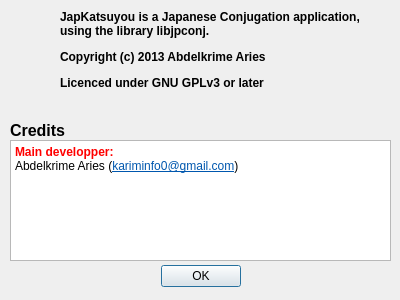
anqafalak/japkatsuyou, file jpconj/about.ui: the form before one commit.
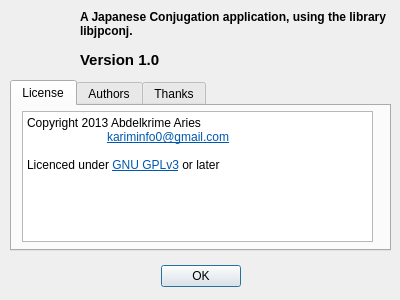
The form after the commit. The open tabs and pages were chosen to show the change. Icons and pictures are not drawn.

Commit message: modify aboutBox and add icons to main window

What changed in the file:
```diff
--- a/jpconj/about.ui
+++ b/jpconj/about.ui
@@ -80,8 +80,8 @@
     <rect>
      <x>0</x>
      <y>0</y>
-     <width>51</width>
-     <height>51</height>
+     <width>71</width>
+     <height>81</height>
     </rect>
    </property>
    <property name="text">
@@ -97,17 +97,17 @@
   <widget class="QLabel" name="licence">
    <property name="geometry">
     <rect>
-     <x>60</x>
+     <x>80</x>
      <y>10</y>
-     <width>331</width>
-     <height>91</height>
+     <width>311</width>
+     <height>31</height>
     </rect>
    </property>
    <property name="layoutDirection">
     <enum>Qt::LeftToRight</enum>
    </property>
    <property name="text">
-    <string>&lt;html&gt;&lt;head/&gt;&lt;body&gt;&lt;p&gt;&lt;span style=&quot; font-weight:600;&quot;&gt;JapKatsuyou is a Japanese Conjugation application, using the library libjpconj.&lt;/span&gt;&lt;/p&gt;&lt;p&gt;&lt;span style=&quot; font-weight:600;&quot;&gt;Copyright (c) 2013 Abdelkrime Aries&lt;/span&gt;&lt;/p&gt;&lt;p&gt;&lt;span style=&quot; font-weight:600;&quot;&gt;Licenced under GNU GPLv3 or later&lt;/span&gt;&lt;/p&gt;&lt;/body&gt;&lt;/html&gt;</string>
+    <string>&lt;html&gt;&lt;head/&gt;&lt;body&gt;&lt;p&gt;&lt;span style=&quot; font-weight:600;&quot;&gt;A Japanese Conjugation application, using the library libjpconj.&lt;/span&gt;&lt;/p&gt;&lt;/body&gt;&lt;/html&gt;</string>
    </property>
    <property name="textFormat">
     <enum>Qt::RichText</enum>
@@ -122,64 +122,109 @@
     <bool>true</bool>
    </property>
   </widget>
-  <widget class="QTextEdit" name="creditt">
+  <widget class="QLabel" name="verl">
    <property name="geometry">
     <rect>
-     <x>10</x>
-     <y>140</y>
-     <width>381</width>
-     <height>121</height>
-    </rect>
-   </property>
-   <property name="html">
-    <string>&lt;!DOCTYPE HTML PUBLIC &quot;-//W3C//DTD HTML 4.0//EN&quot; &quot;http://www.w3.org/TR/REC-html40/strict.dtd&quot;&gt;
-&lt;html&gt;&lt;head&gt;&lt;meta name=&quot;qrichtext&quot; content=&quot;1&quot; /&gt;&lt;style type=&quot;text/css&quot;&gt;
-p, li { white-space: pre-wrap; }
-&lt;/style&gt;&lt;/head&gt;&lt;body style=&quot; font-family:'DejaVu Sans'; font-size:9pt; font-weight:400; font-style:normal;&quot;&gt;
-&lt;p style=&quot; margin-top:0px; margin-bottom:0px; margin-left:0px; margin-right:0px; -qt-block-indent:0; text-indent:0px;&quot;&gt;&lt;span style=&quot; font-weight:600; color:#ff0000;&quot;&gt;Main developper:&lt;/span&gt;&lt;/p&gt;
-&lt;p style=&quot; margin-top:0px; margin-bottom:0px; margin-left:0px; margin-right:0px; -qt-block-indent:0; text-indent:0px;&quot;&gt;Abdelkrime Aries (&lt;a href=&quot;kariminfo0@gmail.com&quot;&gt;&lt;span style=&quot; text-decoration: underline; color:#0057ae;&quot;&gt;kariminfo0@gmail.com&lt;/span&gt;&lt;/a&gt;)&lt;/p&gt;
-&lt;p style=&quot;-qt-paragraph-type:empty; margin-top:0px; margin-bottom:0px; margin-left:0px; margin-right:0px; -qt-block-indent:0; text-indent:0px;&quot;&gt;&lt;br /&gt;&lt;/p&gt;
-&lt;p style=&quot;-qt-paragraph-type:empty; margin-top:0px; margin-bottom:0px; margin-left:0px; margin-right:0px; -qt-block-indent:0; text-indent:0px;&quot;&gt;&lt;br /&gt;&lt;/p&gt;&lt;/body&gt;&lt;/html&gt;</string>
-   </property>
-   <property name="textInteractionFlags">
-    <set>Qt::LinksAccessibleByKeyboard|Qt::LinksAccessibleByMouse|Qt::TextBrowserInteraction|Qt::TextSelectableByKeyboard|Qt::TextSelectableByMouse</set>
-   </property>
-  </widget>
-  <widget class="QLabel" name="creditl">
-   <property name="geometry">
-    <rect>
-     <x>10</x>
-     <y>120</y>
-     <width>381</width>
+     <x>80</x>
+     <y>50</y>
+     <width>311</width>
      <height>20</height>
     </rect>
    </property>
    <property name="font">
     <font>
-     <pointsize>12</pointsize>
+     <pointsize>11</pointsize>
      <weight>75</weight>
      <bold>true</bold>
     </font>
    </property>
-   <property name="layoutDirection">
-    <enum>Qt::LeftToRight</enum>
-   </property>
    <property name="text">
-    <string>Credits</string>
+    <string notr="true">Version 1.0</string>
    </property>
   </widget>
-  <widget class="QLabel" name="verl">
+  <widget class="QTabWidget" name="infot">
    <property name="geometry">
     <rect>
      <x>10</x>
-     <y>100</y>
-     <width>371</width>
-     <height>20</height>
+     <y>80</y>
+     <width>381</width>
+     <height>171</height>
     </rect>
    </property>
-   <property name="text">
-    <string/>
+   <property name="currentIndex">
+    <number>2</number>
    </property>
+   <widget class="QWidget" name="licenset">
+    <attribute name="title">
+     <string>License</string>
+    </attribute>
+    <widget class="QTextEdit" name="licensee">
+     <property name="geometry">
+      <rect>
+       <x>10</x>
+       <y>5</y>
+       <width>351</width>
+       <height>131</height>
+      </rect>
+     </property>
+     <property name="html">
+      <string>&lt;!DOCTYPE HTML PUBLIC &quot;-//W3C//DTD HTML 4.0//EN&quot; &quot;http://www.w3.org/TR/REC-html40/strict.dtd&quot;&gt;
+&lt;html&gt;&lt;head&gt;&lt;meta name=&quot;qrichtext&quot; content=&quot;1&quot; /&gt;&lt;style type=&quot;text/css&quot;&gt;
+p, li { white-space: pre-wrap; }
+&lt;/style&gt;&lt;/head&gt;&lt;body style=&quot; font-family:'DejaVu Sans'; font-size:9pt; font-weight:400; font-style:normal;&quot;&gt;
+&lt;p style=&quot; margin-top:0px; margin-bottom:0px; margin-left:0px; margin-right:0px; -qt-block-indent:0; text-indent:0px;&quot;&gt;Copyright 2013 Abdelkrime Aries&lt;/p&gt;
+&lt;p style=&quot; margin-top:0px; margin-bottom:0px; margin-left:0px; margin-right:0px; -qt-block-indent:0; text-indent:0px;&quot;&gt;	&lt;a href=&quot;kariminfo0@gmail.com&quot;&gt;&lt;span style=&quot; text-decoration: underline; color:#0057ae;&quot;&gt;kariminfo0@gmail.com&lt;/span&gt;&lt;/a&gt;&lt;/p&gt;
+&lt;p style=&quot;-qt-paragraph-type:empty; margin-top:0px; margin-bottom:0px; margin-left:0px; margin-right:0px; -qt-block-indent:0; text-indent:0px;&quot;&gt;&lt;br /&gt;&lt;/p&gt;
+&lt;p style=&quot; margin-top:0px; margin-bottom:0px; margin-left:0px; margin-right:0px; -qt-block-indent:0; text-indent:0px;&quot;&gt;Licenced under &lt;a href=&quot;http://www.gnu.org/licenses/gpl.html&quot;&gt;&lt;span style=&quot; text-decoration: underline; color:#0057ae;&quot;&gt;GNU GPLv3&lt;/span&gt;&lt;/a&gt; or later&lt;/p&gt;&lt;/body&gt;&lt;/html&gt;</string>
+     </property>
+    </widget>
+   </widget>
+   <widget class="QWidget" name="authort">
+    <attribute name="title">
+     <string>Authors</string>
+    </attribute>
+    <widget class="QTextEdit" name="authore">
+     <property name="geometry">
+      <rect>
+       <x>10</x>
+       <y>0</y>
+       <width>351</width>
+       <height>131</height>
+      </rect>
+     </property>
+     <property name="html">
+      <string>&lt;!DOCTYPE HTML PUBLIC &quot;-//W3C//DTD HTML 4.0//EN&quot; &quot;http://www.w3.org/TR/REC-html40/strict.dtd&quot;&gt;
+&lt;html&gt;&lt;head&gt;&lt;meta name=&quot;qrichtext&quot; content=&quot;1&quot; /&gt;&lt;style type=&quot;text/css&quot;&gt;
+p, li { white-space: pre-wrap; }
+&lt;/style&gt;&lt;/head&gt;&lt;body style=&quot; font-family:'DejaVu Sans'; font-size:9pt; font-weight:400; font-style:normal;&quot;&gt;
+&lt;p style=&quot; margin-top:0px; margin-bottom:0px; margin-left:0px; margin-right:0px; -qt-block-indent:0; text-indent:0px;&quot;&gt;&lt;span style=&quot; font-weight:600;&quot;&gt;Abdelkrime Aries&lt;/span&gt; (&lt;a href=&quot;kariminfo0@gmail.com&quot;&gt;&lt;span style=&quot; text-decoration: underline; color:#0057ae;&quot;&gt;kariminfo0@gmail.com&lt;/span&gt;&lt;/a&gt;)&lt;/p&gt;
+&lt;p style=&quot; margin-top:0px; margin-bottom:0px; margin-left:0px; margin-right:0px; -qt-block-indent:0; text-indent:0px;&quot;&gt;&lt;span style=&quot; font-style:italic;&quot;&gt;Original developper&lt;/span&gt;&lt;/p&gt;&lt;/body&gt;&lt;/html&gt;</string>
+     </property>
+    </widget>
+   </widget>
+   <widget class="QWidget" name="thankt">
+    <attribute name="title">
+     <string>Thanks</string>
+    </attribute>
+    <widget class="QTextEdit" name="thanke">
+     <property name="geometry">
+      <rect>
+       <x>10</x>
+       <y>10</y>
+       <width>351</width>
+       <height>131</height>
+      </rect>
+     </property>
+     <property name="html">
+      <string>&lt;!DOCTYPE HTML PUBLIC &quot;-//W3C//DTD HTML 4.0//EN&quot; &quot;http://www.w3.org/TR/REC-html40/strict.dtd&quot;&gt;
+&lt;html&gt;&lt;head&gt;&lt;meta name=&quot;qrichtext&quot; content=&quot;1&quot; /&gt;&lt;style type=&quot;text/css&quot;&gt;
+p, li { white-space: pre-wrap; }
+&lt;/style&gt;&lt;/head&gt;&lt;body style=&quot; font-family:'DejaVu Sans'; font-size:9pt; font-weight:400; font-style:normal;&quot;&gt;
+&lt;p style=&quot; margin-top:0px; margin-bottom:0px; margin-left:0px; margin-right:0px; -qt-block-indent:0; text-indent:0px;&quot;&gt;&lt;span style=&quot; font-weight:600;&quot;&gt;Jim Breen&lt;/span&gt; (&lt;a href=&quot;jim.breen@monash.edu&quot;&gt;&lt;span style=&quot; text-decoration: underline; color:#0057ae;&quot;&gt;jim.breen@monash.edu&lt;/span&gt;&lt;/a&gt;)&lt;/p&gt;
+&lt;p style=&quot; margin-top:0px; margin-bottom:0px; margin-left:0px; margin-right:0px; -qt-block-indent:0; text-indent:0px;&quot;&gt;&lt;span style=&quot; font-style:italic;&quot;&gt;Main author of &lt;/span&gt;&lt;a href=&quot;http://www.csse.monash.edu.au/~jwb/edict.html&quot;&gt;&lt;span style=&quot; font-style:italic; text-decoration: underline; color:#0057ae;&quot;&gt;Edict2&lt;/span&gt;&lt;/a&gt;&lt;span style=&quot; font-style:italic;&quot;&gt; dictionary which used to detect verbs availability. The dictionary is licensed uder &lt;/span&gt;&lt;a href=&quot;http://www.edrdg.org/edrdg/licence.html&quot;&gt;&lt;span style=&quot; font-style:italic; text-decoration: underline; color:#0057ae;&quot;&gt;CC-BY-SA-3.0&lt;/span&gt;&lt;/a&gt;&lt;/p&gt;&lt;/body&gt;&lt;/html&gt;</string>
+     </property>
+    </widget>
+   </widget>
   </widget>
  </widget>
  <resources/>
```
Left out of the diff: 2 changed lines with no effect on the pictures. The commit also changes 5 other files.
